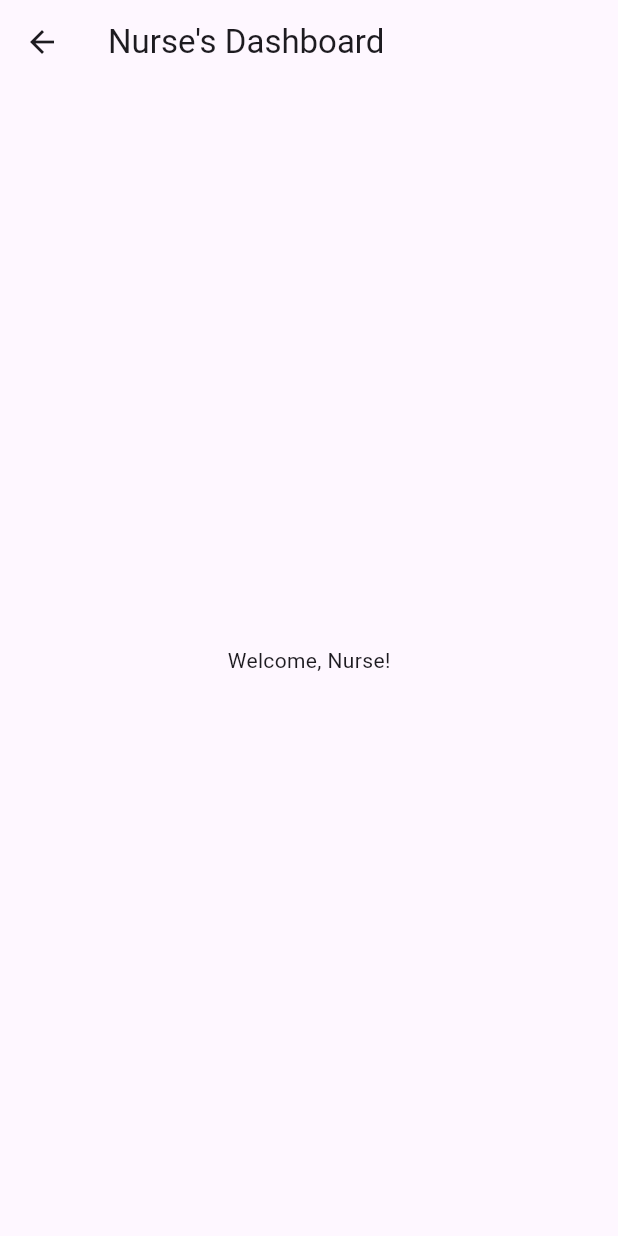
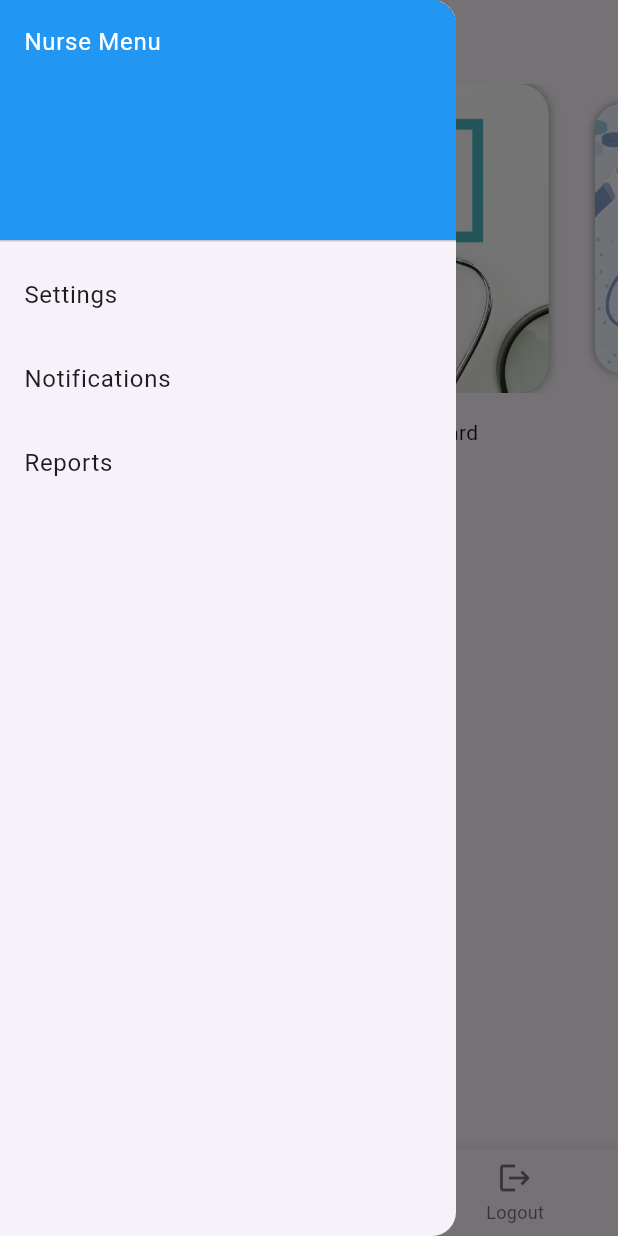
Before and after one commit to Aadarsh-Mane/doctorapp, a Flutter app: the NurseMainScreen screen opened directly, with the side drawer open (before the commit the screen has no drawer), on a phone screen of 412 x 824 dp. Run offline on Flutter 3.47's test engine with Material 3 defaults, Android fonts, the phone set to English and light mode, and no system bars; drawn by our look-alikes of carousel_slider; our stand-ins replace flutter_riverpod, shared_preferences; accounts and stored records are empty; network calls fail.

Commit message:
code changes

```diff
--- a/lib/Nurse/NurseMainScreen.dart
+++ b/lib/Nurse/NurseMainScreen.dart
@@ -1,11 +1,161 @@
+import 'package:carousel_slider/carousel_slider.dart';
+import 'package:doctorapp/Nurse/PatientListScreen.dart';
+import 'package:doctorapp/screens/LogoutScreen.dart';
 import 'package:flutter/material.dart';
 
-class NurseMainScreen extends StatelessWidget {
+class NurseMainScreen extends StatefulWidget {
+  @override
+  _NurseMainScreenState createState() => _NurseMainScreenState();
+}
+
+class _NurseMainScreenState extends State<NurseMainScreen> {
+  int _selectedIndex = 0;
+
+  // Screens for the bottom navigation bar (3 screens)
+  static List<Widget> _widgetOptions = <Widget>[
+    HomeScreen(), // HomeScreen containing the banner slider
+    PatientListScreen(), // PatientListScreen containing a carousel slider
+    LogoutScreen(),
+    // const Center(child: Text("Schedule Screen")),
+    // const Center(child: Text("Patient Info Screen")),
+  ];
+
+  void _onItemTapped(int index) {
+    setState(() {
+      _selectedIndex = index;
+    });
+  }
+
   @override
   Widget build(BuildContext context) {
     return Scaffold(
       appBar: AppBar(title: Text("Nurse's Dashboard")),
-      body: Center(child: Text("Welcome, Nurse!")),
+      drawer: NurseDrawer(), // Custom drawer for better organization
+      body: _widgetOptions.elementAt(_selectedIndex),
+      bottomNavigationBar: NurseBottomNavBar(
+        selectedIndex: _selectedIndex,
+        onItemTapped: _onItemTapped,
+      ),
     );
   }
 }
+
+class NurseDrawer extends StatelessWidget {
+  @override
+  Widget build(BuildContext context) {
+    return Drawer(
+      child: ListView(
+        padding: EdgeInsets.zero,
+        children: <Widget>[
+          DrawerHeader(
+            child: Text('Nurse Menu', style: TextStyle(color: Colors.white)),
+            decoration: BoxDecoration(color: Colors.blue),
+          ),
+          ListTile(
+            title: Text('Settings'),
+            onTap: () {
+              Navigator.push(
+                context,
+                MaterialPageRoute(builder: (context) => PatientListScreen()),
+              );
+            },
+          ),
+          ListTile(
+            title: Text('Notifications'),
+            onTap: () {
+              // Handle Notifications navigation
+            },
+          ),
+          ListTile(
+            title: Text('Reports'),
+            onTap: () {
+              // Handle Reports navigation
+            },
+          ),
+        ],
+      ),
+    );
+  }
+}
+
+class NurseBottomNavBar extends StatelessWidget {
+  final int selectedIndex;
+  final Function(int) onItemTapped;
+
+  const NurseBottomNavBar(
+      {Key? key, required this.selectedIndex, required this.onItemTapped})
+      : super(key: key);
+
+  @override
+  Widget build(BuildContext context) {
+    return BottomNavigationBar(
+      currentIndex: selectedIndex,
+      onTap: onItemTapped,
+      items: const <BottomNavigationBarItem>[
+        BottomNavigationBarItem(
+          icon: Icon(Icons.home),
+          label: 'Home',
+        ),
+        BottomNavigationBarItem(
+          icon: Icon(Icons.calendar_today),
+          label: 'PatienList',
+        ),
+        BottomNavigationBarItem(
+          icon: Icon(Icons.logout),
+          label: 'Logout',
+        ),
+      ],
+    );
+  }
+}
+
+class HomeScreen extends StatelessWidget {
+  // List of images for the carousel
+  final List<String> imgList = [
+    'assets/images/span.png',
+    'assets/images/spandd.png',
+    'assets/images/spando.png',
+  ];
+
+  @override
+  Widget build(BuildContext context) {
+    return SingleChildScrollView(
+      child: Column(
+        children: [
+          // Banner Slider
+          CarouselSlider(
+            options: CarouselOptions(
+              autoPlay: true,
+              enlargeCenterPage: true,
+              aspectRatio: 2.0,
+              viewportFraction: 0.8,
+              autoPlayInterval: Duration(seconds: 3),
+            ),
+            items: imgList.map((item) {
+              return Container(
+                margin: EdgeInsets.symmetric(horizontal: 5.0),
+                decoration: BoxDecoration(
+                  borderRadius: BorderRadius.circular(20),
+                  boxShadow: [BoxShadow(color: Colors.grey, blurRadius: 5.0)],
+                ),
+                child: ClipRRect(
+                  borderRadius: BorderRadius.circular(20),
+                  child: Image.asset(
+                    item,
+                    fit: BoxFit.cover,
+                    width: double.infinity,
+                  ),
+                ),
+              );
+            }).toList(),
+          ),
+          // Additional Content
+          Padding(
+            padding: const EdgeInsets.all(16.0),
+            child: Text('Welcome to the Nurse\'s Dashboard'),
+          ),
+        ],
+      ),
+    );
+  }
+}
--- a/lib/main.dart
+++ b/lib/main.dart
@@ -32,7 +32,7 @@ class MyApp extends StatelessWidget {
             if (userType == 'doctor') {
               return DoctorMainScreen(); // Navigate to Doctor's main screen
             } else if (userType == 'nurse') {
-              return PatientListScreen(); // Navigate to Nurse's main screen
+              return NurseMainScreen(); // Navigate to Nurse's main screen
             }
           }
 
--- a/pubspec.yaml
+++ b/pubspec.yaml
@@ -37,6 +37,7 @@ dependencies:
   http: ^1.2.2
   flutter_riverpod: ^2.6.1
   shared_preferences: ^2.3.2
+  carousel_slider: ^5.0.0
 
 dev_dependencies:
   flutter_test:
```
Also changed, not shown: lib/Doctor/DoctorMainScreen.dart (+123 -95 lines), lib/providers/auth_providers.dart (+4 -4 lines), lib/repositories/auth_repository.dart (+33 -2 lines), lib/screens/assigned_patient_screen.dart (+19 -27 lines), lib/screens/login_screen.dart (+16 -9 lines), assets/images/sp.png (added), assets/images/span.png (added), assets/images/spandd.png (added), assets/images/spando.png (added), pubspec.lock.
